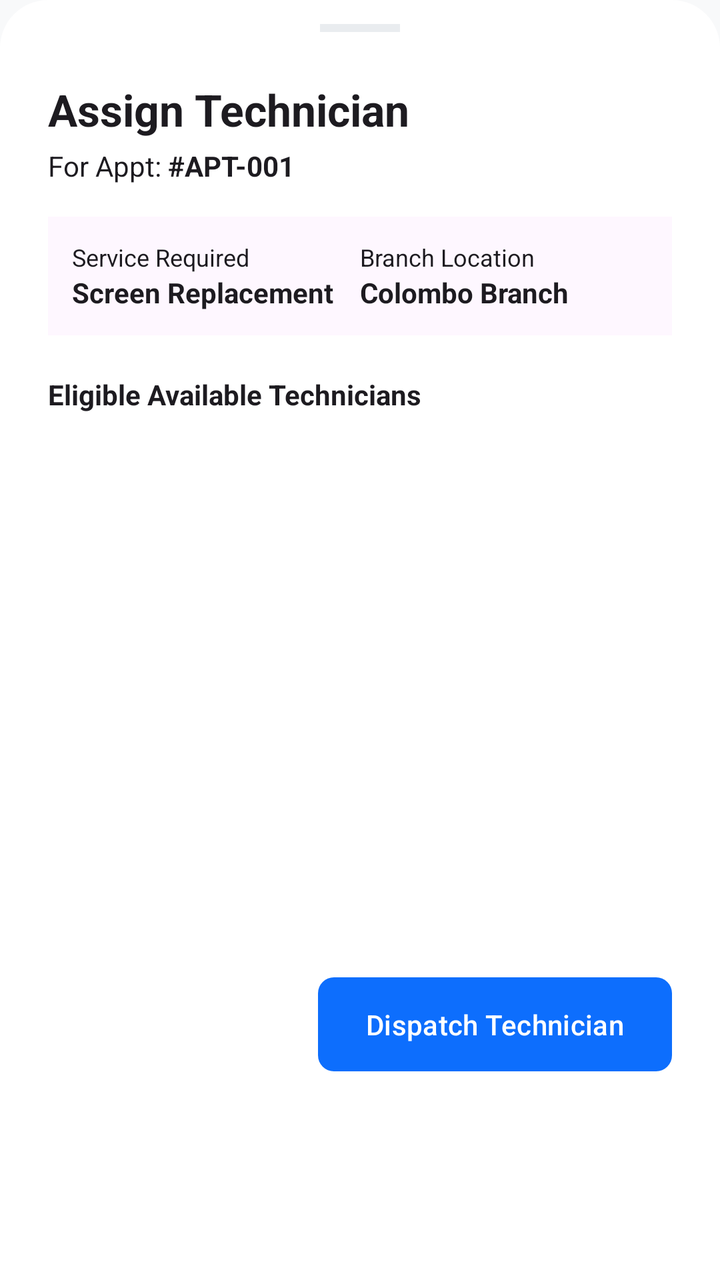
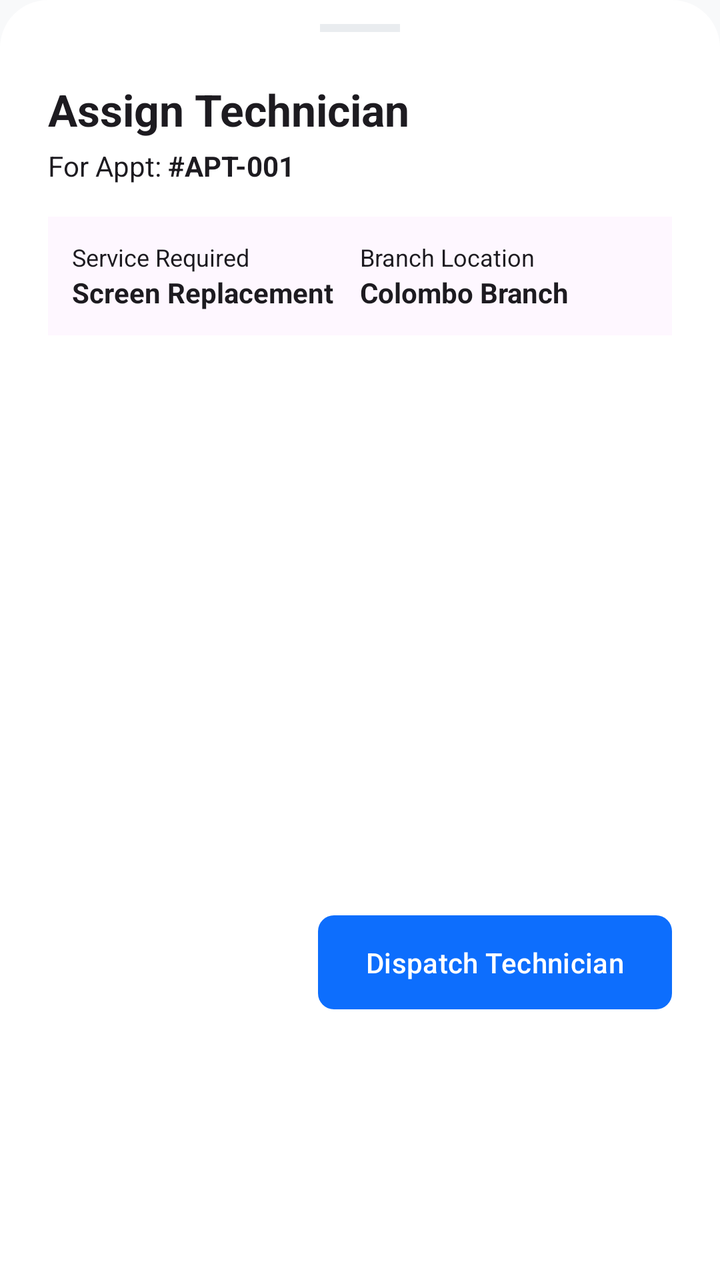

Two renders of the same Android screen: before a commit and after it. Below are the layout's source before the change and the commit's diff.
<!-- AndroidManifest.xml: application theme Theme.TECHFIX -->
<!-- res/layout/fragment_assign_technician.xml -->
<?xml version="1.0" encoding="utf-8"?>
<LinearLayout xmlns:android="http://schemas.android.com/apk/res/android"
    xmlns:app="http://schemas.android.com/apk/res-auto"
    android:layout_width="match_parent"
    android:layout_height="wrap_content"
    android:orientation="vertical"
    android:background="@drawable/bg_bottom_sheet"
    android:paddingTop="12dp"
    android:paddingBottom="24dp"
    android:paddingHorizontal="24dp">

    
    <View
        android:layout_width="40dp"
        android:layout_height="4dp"
        android:background="@color/app_divider"
        android:layout_gravity="center_horizontal"
        android:layout_marginBottom="24dp" />

    <TextView
        android:layout_width="match_parent"
        android:layout_height="wrap_content"
        android:text="Assign Technician"
        android:textSize="22sp"
        android:textStyle="bold"
        android:textColor="?android:attr/textColorPrimary"
        android:layout_marginBottom="4dp"/>

    <LinearLayout
        android:layout_width="match_parent"
        android:layout_height="wrap_content"
        android:orientation="horizontal"
        android:layout_marginBottom="16dp">

        <TextView
            android:layout_width="wrap_content"
            android:layout_height="wrap_content"
            android:text="For Appt: "
            android:textColor="?android:attr/textColorPrimary"/>
            
        <TextView
            android:id="@+id/tv_assign_appt_no"
            android:layout_width="wrap_content"
            android:layout_height="wrap_content"
            android:text="#APT-001"
            android:textStyle="bold"
            android:textColor="?android:attr/textColorPrimary"
            android:layout_marginEnd="16dp"/>
    </LinearLayout>

    <LinearLayout
        android:layout_width="match_parent"
        android:layout_height="wrap_content"
        android:orientation="horizontal"
        android:layout_marginBottom="20dp"
        android:background="?android:attr/colorBackground"
        android:padding="12dp"
        app:cornerRadius="8dp">

        <LinearLayout
            android:layout_width="0dp"
            android:layout_height="wrap_content"
            android:layout_weight="1"
            android:orientation="vertical">
            <TextView android:layout_width="wrap_content" android:layout_height="wrap_content" android:text="Service Required" android:textSize="12sp" android:textColor="?android:attr/textColorPrimary"/>
            <TextView android:id="@+id/tv_assign_service" android:layout_width="wrap_content" android:layout_height="wrap_content" android:text="Screen Replacement" android:textSize="14sp" android:textColor="?android:attr/textColorPrimary" android:textStyle="bold"/>
        </LinearLayout>

        <LinearLayout
            android:layout_width="0dp"
            android:layout_height="wrap_content"
            android:layout_weight="1"
            android:orientation="vertical">
            <TextView android:layout_width="wrap_content" android:layout_height="wrap_content" android:text="Branch Location" android:textSize="12sp" android:textColor="?android:attr/textColorPrimary"/>
            <TextView android:id="@+id/tv_assign_branch" android:layout_width="wrap_content" android:layout_height="wrap_content" android:text="Colombo Branch" android:textSize="14sp" android:textColor="?android:attr/textColorPrimary" android:textStyle="bold"/>
        </LinearLayout>
    </LinearLayout>

    <TextView
        android:layout_width="match_parent"
        android:layout_height="wrap_content"
        android:text="Eligible Available Technicians"
        android:textSize="14sp"
        android:textStyle="bold"
        android:textColor="?android:attr/textColorPrimary"
        android:layout_marginBottom="8dp"/>

    <androidx.recyclerview.widget.RecyclerView
        android:id="@+id/recycler_available_techs"
        android:layout_width="match_parent"
        android:layout_height="250dp"
        android:layout_marginBottom="20dp"/>

    <LinearLayout
        android:layout_width="match_parent"
        android:layout_height="wrap_content"
        android:orientation="horizontal"
        android:gravity="end">

        <com.google.android.material.button.MaterialButton
            android:id="@+id/btn_cancel"
            style="@style/Widget.MaterialComponents.Button.TextButton"
            android:layout_width="wrap_content"
            android:layout_height="wrap_content"
            android:text="Cancel"
            android:textColor="?attr/colorOnPrimary"
            android:layout_marginEnd="16dp"/>

        <com.google.android.material.button.MaterialButton
            android:id="@+id/btn_assign"
            android:layout_width="wrap_content"
            android:layout_height="wrap_content"
            android:text="Dispatch Technician"
            app:cornerRadius="8dp"
            app:backgroundTint="?attr/colorPrimary"/>
    </LinearLayout>

</LinearLayout>
<!-- resources referenced by this layout -->
<resources>
  <color name="app_divider">#E9ECEF</color>
  <!-- drawable bg_bottom_sheet (drawable) -->
  <?xml version="1.0" encoding="utf-8"?>
  <shape xmlns:android="http://schemas.android.com/apk/res/android">
      <solid android:color="@color/app_surface" />
      <corners android:topLeftRadius="24dp" android:topRightRadius="24dp" />
  </shape>
  <color name="app_surface">#FFFFFF</color>
  <color name="app_background">#F8F9FA</color>
  <color name="app_surface_variant">#E9ECEF</color>
  <color name="app_text_primary">#212529</color>
  <color name="app_text_secondary">#6C757D</color>
  <color name="app_primary">#0D6EFD</color>
  <color name="app_primary_variant">#0A58CA</color>
  <color name="white">#FFFFFF</color>
  <color name="app_secondary">#6C757D</color>
  <style name="Widget.App.CardView" parent="Widget.Material3.CardView.Elevated">
          <item name="cardElevation">0dp</item>
          <item name="cardBackgroundColor">@color/app_surface</item>
          <item name="strokeWidth">1dp</item>
          <item name="strokeColor">@color/card_border</item>
          <item name="shapeAppearanceOverlay">@style/ShapeAppearance.App.LargeComponent</item>
      </style>
  <style name="Theme.App.BottomSheetDialog" parent="Theme.Material3.DayNight.BottomSheetDialog">
          <item name="bottomSheetStyle">@style/Widget.App.BottomSheet</item>
      </style>
  <style name="Widget.App.Button" parent="Widget.Material3.Button">
          <item name="shapeAppearanceOverlay">@style/ShapeAppearance.App.SmallComponent</item>
          <item name="android:paddingTop">14dp</item>
          <item name="android:paddingBottom">14dp</item>
          <item name="android:fontFamily">sans-serif-medium</item>
      </style>
  <style name="Widget.App.BottomNavigationView" parent="Widget.Material3.BottomNavigationView">
          <item name="backgroundTint">@color/app_surface</item>
          <item name="itemIconTint">@color/bottom_nav_color</item>
          <item name="itemTextColor">@color/bottom_nav_color</item>
          <item name="elevation">8dp</item>
      </style>
  <color name="card_border">#DEE2E6</color>
  <style name="ShapeAppearance.App.LargeComponent" parent="ShapeAppearance.Material3.LargeComponent">
          <item name="cornerFamily">rounded</item>
          <item name="cornerSize">20dp</item>
      </style>
  <style name="Widget.App.BottomSheet" parent="Widget.Material3.BottomSheet">
          <item name="backgroundTint">@color/app_surface</item>
          <item name="shapeAppearanceOverlay">@style/ShapeAppearance.App.BottomSheet</item>
      </style>
  <style name="ShapeAppearance.App.SmallComponent" parent="ShapeAppearance.Material3.SmallComponent">
          <item name="cornerFamily">rounded</item>
          <item name="cornerSize">14dp</item>
      </style>
  <style name="ShapeAppearance.App.BottomSheet" parent="ShapeAppearance.Material3.LargeComponent">
          <item name="cornerFamily">rounded</item>
          <item name="cornerSizeTopRight">28dp</item>
          <item name="cornerSizeTopLeft">28dp</item>
          <item name="cornerSizeBottomRight">0dp</item>
          <item name="cornerSizeBottomLeft">0dp</item>
      </style>
  <!-- unchanged entries left out for length: 1 -->
</resources>

<!-- the commit's change to res/layout/fragment_assign_technician.xml (unified diff, before → after) -->
@@ -52,7 +52,7 @@
         android:layout_width="match_parent"
         android:layout_height="wrap_content"
         android:orientation="horizontal"
-        android:layout_marginBottom="20dp"
+        android:layout_marginBottom="16dp"
         android:background="?android:attr/colorBackground"
         android:padding="12dp"
         app:cornerRadius="8dp">
@@ -76,14 +76,52 @@
         </LinearLayout>
     </LinearLayout>
 
+    
+    <ProgressBar
+        android:id="@+id/progress_eligible"
+        android:layout_width="wrap_content"
+        android:layout_height="wrap_content"
+        android:layout_gravity="center"
+        android:visibility="gone"
+        android:layout_marginTop="16dp"
+        android:layout_marginBottom="16dp" />
+
+    
     <TextView
+        android:id="@+id/tv_no_eligible"
         android:layout_width="match_parent"
         android:layout_height="wrap_content"
-        android:text="Eligible Available Technicians"
+        android:text="No eligible technicians found."
         android:textSize="14sp"
+        android:textColor="?android:attr/textColorSecondary"
+        android:gravity="center"
+        android:visibility="gone"
+        android:padding="24dp" />
+
+    
+    <TextView
+        android:id="@+id/tv_recommended_label"
+        android:layout_width="match_parent"
+        android:layout_height="wrap_content"
+        android:text="⭐ Recommended (skill-matched)"
+        android:textSize="13sp"
         android:textStyle="bold"
-        android:textColor="?android:attr/textColorPrimary"
-        android:layout_marginBottom="8dp"/>
+        android:textColor="?attr/colorPrimary"
+        android:visibility="gone"
+        android:layout_marginBottom="6dp" />
+
+    
+    <TextView
+        android:id="@+id/tv_other_label"
+        android:layout_width="match_parent"
+        android:layout_height="wrap_content"
+        android:text="Other Available"
+        android:textSize="13sp"
+        android:textStyle="bold"
+        android:textColor="?android:attr/textColorSecondary"
+        android:visibility="gone"
+        android:layout_marginTop="8dp"
+        android:layout_marginBottom="6dp" />
 
     <androidx.recyclerview.widget.RecyclerView
         android:id="@+id/recycler_available_techs"
